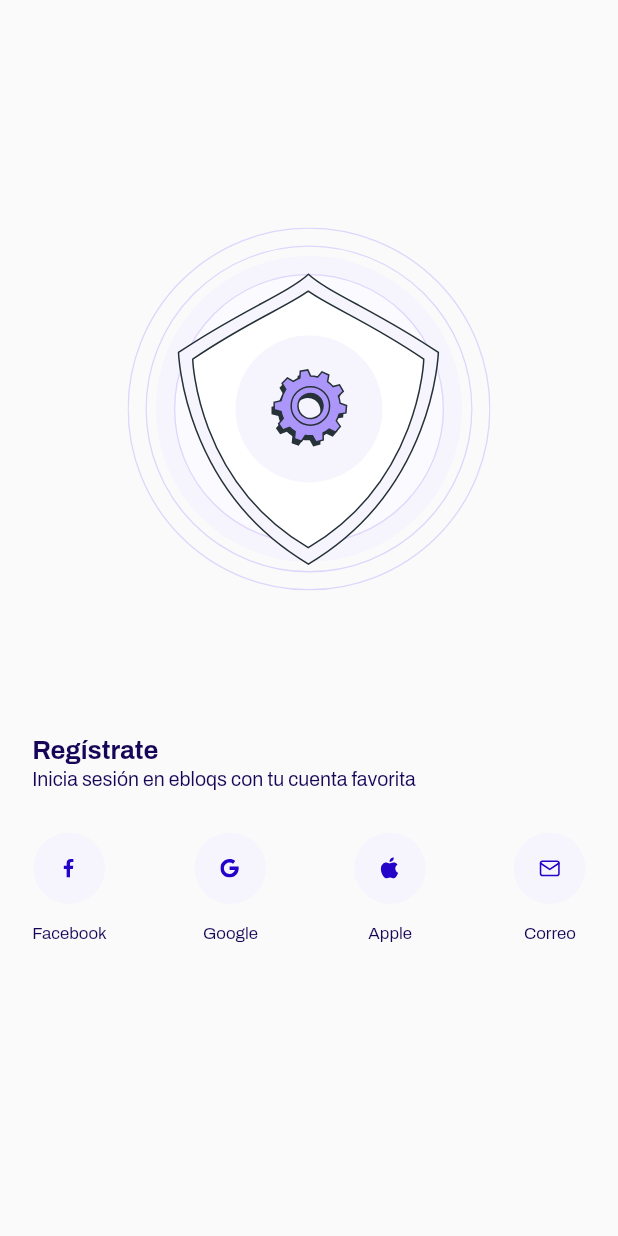
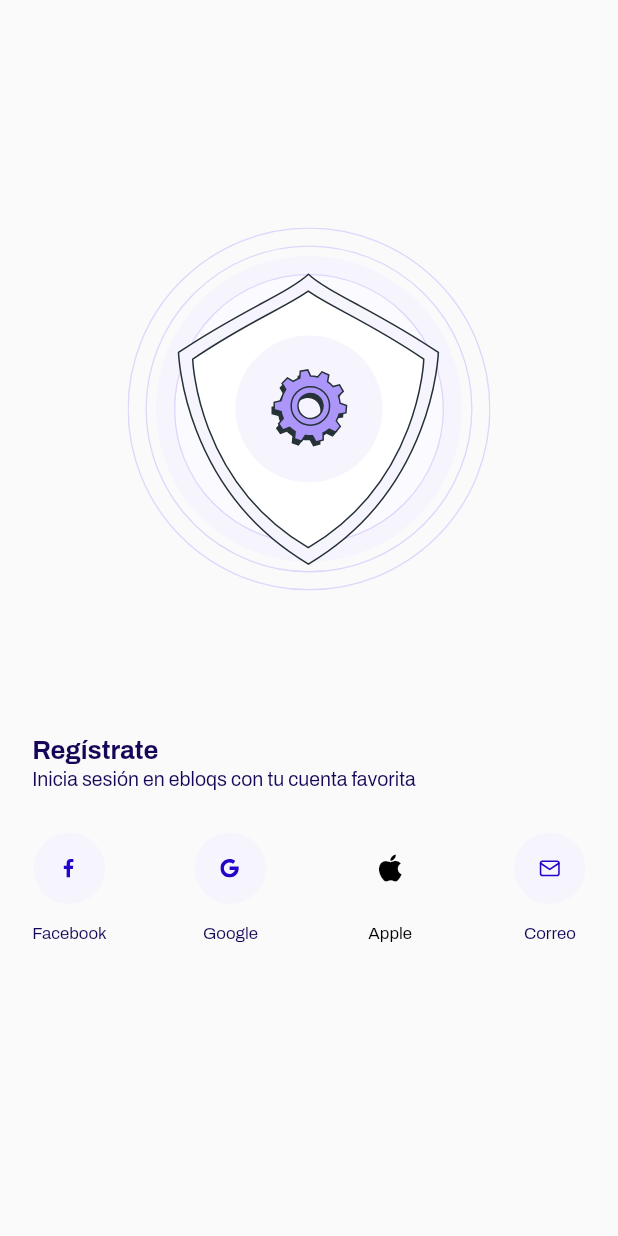
Before and after one commit to JuankoRojas/ebloqs_app, a Flutter app: the RegistroRedesScreen screen opened by its route, on a phone screen of 412 x 824 dp. Run offline on Flutter 3.47's test engine with Material 2 defaults, Android fonts, the phone set to English and light mode, and no system bars; our stand-ins replace flutter_svg, google_sign_in, shared_preferences, sign_in_with_apple, smooth_page_indicator; missing offline and left inert: device_apps, outline_search_bar; accounts and stored records are empty; project files that could hold a hidden picture were left out.

Commit message:
Apple button

```diff
--- a/lib/src/screens/register/registro_redes_screen.dart
+++ b/lib/src/screens/register/registro_redes_screen.dart
@@ -108,18 +108,20 @@ class RegistroRedesScreen extends StatelessWidget {
                     mainAxisAlignment: MainAxisAlignment.center,
                     crossAxisAlignment: CrossAxisAlignment.center,
                     children: [
-                      IconButton(
+                      const IconButton(
                         padding: EdgeInsets.zero,
                         onPressed: AppleSigninService.signIn,
-                        icon: SvgPicture.asset(
-                            'assets/Vectores/Iconos/Group2147.svg'),
+                        icon: Icon(
+                          Icons.apple,
+                          color: Color(0xff000000),
+                        ),
                       ),
                       Padding(
                         padding: EdgeInsets.only(top: size.height * 0.016),
                         child: const Text(
                           'Apple',
                           style: TextStyle(
-                            color: Color(0xff170658),
+                            color: Color(0xff000000),
                             fontSize: 11.26,
                             fontFamily: "Archivo",
                             fontWeight: FontWeight.w400,
```
Also changed, not shown: assets/Vectores/Iconos/buttonbg.svg (added), 1 other file.
